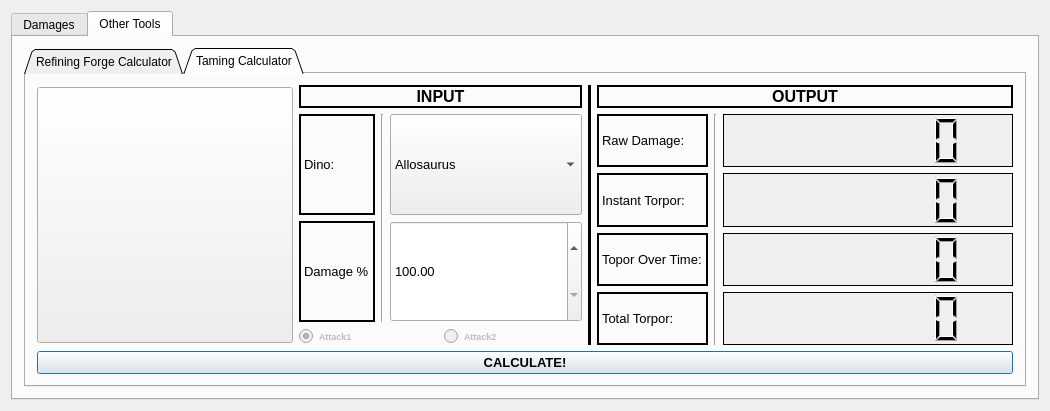
Old version of the form mainwindow.ui in the repository mattearly/ARK-Survial-Evolved-damage-calculator.
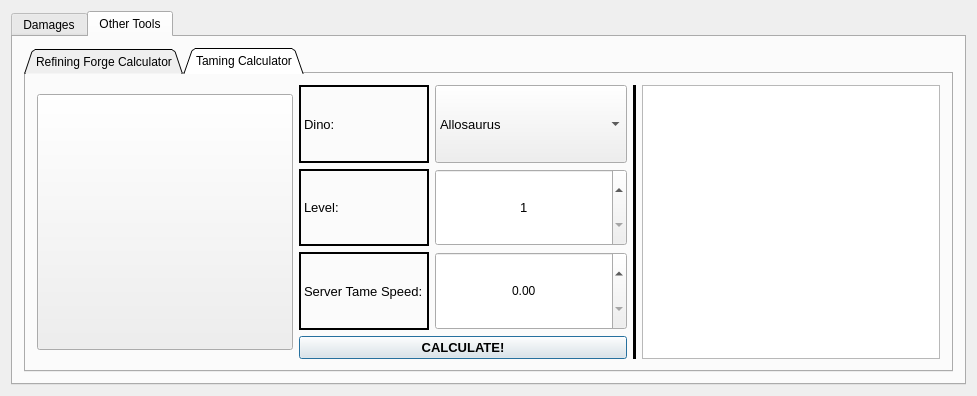
New version of the form. The open tabs and pages were chosen to show the change.

Commit message: working on taming calc

```diff
--- a/mainwindow.ui
+++ b/mainwindow.ui
@@ -6,8 +6,8 @@
    <rect>
     <x>0</x>
     <y>0</y>
-    <width>1050</width>
-    <height>402</height>
+    <width>977</width>
+    <height>366</height>
    </rect>
   </property>
   <property name="sizePolicy">
@@ -26,7 +26,7 @@
    <string>ARK Damage Calculator</string>
   </property>
   <widget class="QWidget" name="centralWidget">
-   <layout class="QVBoxLayout" name="verticalLayout_7">
+   <layout class="QVBoxLayout" name="verticalLayout_15">
     <item>
      <widget class="QTabWidget" name="Noneyet">
       <property name="currentIndex">
@@ -46,7 +46,7 @@
            <enum>QTabWidget::Triangular</enum>
           </property>
           <property name="currentIndex">
-           <number>1</number>
+           <number>0</number>
           </property>
           <property name="elideMode">
            <enum>Qt::ElideNone</enum>
@@ -58,9 +58,7 @@
            <attribute name="title">
             <string>Weapon Damage</string>
            </attribute>
-           <layout class="QVBoxLayout" name="verticalLayout_8">
-            <item>
-             <layout class="QHBoxLayout" name="horizontalLayout_5">
+           <layout class="QVBoxLayout" name="verticalLayout_21">
               <item>
                <layout class="QHBoxLayout" name="horizontalLayout_3">
                 <item>
@@ -83,6 +81,8 @@
                  </widget>
                 </item>
                 <item>
+               <layout class="QVBoxLayout" name="verticalLayout_7">
+                <item>
                  <layout class="QVBoxLayout" name="verticalLayout_3">
                   <item>
                    <widget class="QLabel" name="label_input">
@@ -410,6 +410,32 @@
                   </item>
                  </layout>
                 </item>
+                <item>
+                 <widget class="QPushButton" name="pushButton">
+                  <property name="font">
+                   <font>
+                    <pointsize>10</pointsize>
+                    <weight>75</weight>
+                    <bold>true</bold>
+                   </font>
+                  </property>
+                  <property name="text">
+                   <string>CALCULATE!</string>
+                  </property>
+                  <property name="shortcut">
+                   <string>Return</string>
+                  </property>
+                  <property name="autoDefault">
+                   <bool>false</bool>
+                  </property>
+                  <property name="default">
+                   <bool>true</bool>
+                  </property>
+                  <property name="flat">
+                   <bool>false</bool>
+                  </property>
+                 </widget>
+                </item>
                </layout>
               </item>
               <item>
@@ -754,44 +780,16 @@
               </item>
              </layout>
             </item>
-            <item>
-             <widget class="QPushButton" name="pushButton">
-              <property name="font">
-               <font>
-                <pointsize>10</pointsize>
-                <weight>75</weight>
-                <bold>true</bold>
-               </font>
-              </property>
-              <property name="text">
-               <string>CALCULATE!</string>
-              </property>
-              <property name="shortcut">
-               <string>Return</string>
-              </property>
-              <property name="autoDefault">
-               <bool>false</bool>
-              </property>
-              <property name="default">
-               <bool>true</bool>
-              </property>
-              <property name="flat">
-               <bool>false</bool>
-              </property>
-             </widget>
-            </item>
            </layout>
           </widget>
           <widget class="QWidget" name="tab_2">
            <attribute name="title">
             <string>Dino Damage</string>
            </attribute>
-           <layout class="QVBoxLayout" name="verticalLayout_15">
+           <layout class="QVBoxLayout" name="verticalLayout_22">
             <item>
              <layout class="QHBoxLayout" name="horizontalLayout_6">
               <item>
-               <layout class="QHBoxLayout" name="horizontalLayout_7">
-                <item>
                  <widget class="QPushButton" name="pushButton_webLink_2">
                   <property name="sizePolicy">
                    <sizepolicy hsizetype="Fixed" vsizetype="Fixed">
@@ -1240,6 +1238,12 @@
                       <property name="enabled">
                        <bool>false</bool>
                       </property>
+                    <property name="sizePolicy">
+                     <sizepolicy hsizetype="Maximum" vsizetype="Fixed">
+                      <horstretch>0</horstretch>
+                      <verstretch>0</verstretch>
+                     </sizepolicy>
+                    </property>
                       <property name="font">
                        <font>
                         <pointsize>7</pointsize>
@@ -1263,6 +1267,12 @@
                       <property name="enabled">
                        <bool>false</bool>
                       </property>
+                    <property name="sizePolicy">
+                     <sizepolicy hsizetype="Maximum" vsizetype="Fixed">
+                      <horstretch>0</horstretch>
+                      <verstretch>0</verstretch>
+                     </sizepolicy>
+                    </property>
                       <property name="font">
                        <font>
                         <pointsize>7</pointsize>
@@ -1283,7 +1293,31 @@
                     </item>
                    </layout>
                   </item>
-                 </layout>
+                <item>
+                 <widget class="QPushButton" name="pushButton_2">
+                  <property name="font">
+                   <font>
+                    <pointsize>10</pointsize>
+                    <weight>75</weight>
+                    <bold>true</bold>
+                   </font>
+                  </property>
+                  <property name="text">
+                   <string>CALCULATE!</string>
+                  </property>
+                  <property name="shortcut">
+                   <string>Return</string>
+                  </property>
+                  <property name="autoDefault">
+                   <bool>false</bool>
+                  </property>
+                  <property name="default">
+                   <bool>true</bool>
+                  </property>
+                  <property name="flat">
+                   <bool>false</bool>
+                  </property>
+                 </widget>
                 </item>
                </layout>
               </item>
@@ -1629,32 +1663,6 @@
               </item>
              </layout>
             </item>
-            <item>
-             <widget class="QPushButton" name="pushButton_2">
-              <property name="font">
-               <font>
-                <pointsize>10</pointsize>
-                <weight>75</weight>
-                <bold>true</bold>
-               </font>
-              </property>
-              <property name="text">
-               <string>CALCULATE!</string>
-              </property>
-              <property name="shortcut">
-               <string>Return</string>
-              </property>
-              <property name="autoDefault">
-               <bool>false</bool>
-              </property>
-              <property name="default">
-               <bool>true</bool>
-              </property>
-              <property name="flat">
-               <bool>false</bool>
-              </property>
-             </widget>
-            </item>
            </layout>
           </widget>
          </widget>
@@ -1665,7 +1673,7 @@
        <attribute name="title">
         <string>Other Tools</string>
        </attribute>
-       <layout class="QVBoxLayout" name="verticalLayout_31">
+       <layout class="QVBoxLayout" name="verticalLayout_23">
         <item>
          <widget class="QTabWidget" name="tabWidget_forge">
           <property name="tabPosition">
@@ -1675,7 +1683,7 @@
            <enum>QTabWidget::Triangular</enum>
           </property>
           <property name="currentIndex">
-           <number>0</number>
+           <number>1</number>
           </property>
           <property name="elideMode">
            <enum>Qt::ElideNone</enum>
@@ -1687,31 +1695,31 @@
            <attribute name="title">
             <string>Refining Forge Calculator</string>
            </attribute>
-           <layout class="QHBoxLayout" name="horizontalLayout_13">
-            <item>
-             <layout class="QHBoxLayout" name="horizontalLayout_12">
-              <item>
-               <layout class="QVBoxLayout" name="verticalLayout_17">
-                <item>
                  <layout class="QHBoxLayout" name="horizontalLayout_11">
                   <item>
+             <layout class="QVBoxLayout" name="verticalLayout_17">
+              <item>
                    <widget class="QLabel" name="label_metal">
                     <property name="sizePolicy">
-                     <sizepolicy hsizetype="Maximum" vsizetype="Maximum">
+                 <sizepolicy hsizetype="Minimum" vsizetype="Maximum">
                       <horstretch>0</horstretch>
                       <verstretch>0</verstretch>
                      </sizepolicy>
                     </property>
                     <property name="font">
                      <font>
-                      <family>Arial Narrow</family>
-                      <pointsize>12</pointsize>
+                  <family>Ebrima</family>
+                  <pointsize>18</pointsize>
                       <weight>75</weight>
                       <bold>true</bold>
+                  <underline>true</underline>
                      </font>
                     </property>
                     <property name="text">
-                     <string>RAW METAL:</string>
+                 <string>RAW METAL</string>
+                </property>
+                <property name="alignment">
+                 <set>Qt::AlignCenter</set>
                     </property>
                    </widget>
                   </item>
@@ -1725,15 +1733,33 @@
                     </property>
                     <property name="font">
                      <font>
-                      <family>Impact</family>
-                      <pointsize>24</pointsize>
+                  <family>Ebrima</family>
+                  <pointsize>105</pointsize>
                      </font>
                     </property>
                     <property name="layoutDirection">
                      <enum>Qt::LeftToRight</enum>
                     </property>
+                <property name="wrapping">
+                 <bool>false</bool>
+                </property>
+                <property name="frame">
+                 <bool>true</bool>
+                </property>
                     <property name="alignment">
-                     <set>Qt::AlignRight|Qt::AlignTrailing|Qt::AlignVCenter</set>
+                 <set>Qt::AlignCenter</set>
+                </property>
+                <property name="readOnly">
+                 <bool>false</bool>
+                </property>
+                <property name="buttonSymbols">
+                 <enum>QAbstractSpinBox::PlusMinus</enum>
+                </property>
+                <property name="accelerated">
+                 <bool>true</bool>
+                </property>
+                <property name="showGroupSeparator" stdset="0">
+                 <bool>false</bool>
                     </property>
                     <property name="minimum">
                      <number>2</number>
@@ -1743,12 +1769,10 @@
                     </property>
                    </widget>
                   </item>
-                 </layout>
-                </item>
                 <item>
                  <widget class="QPushButton" name="pushButton_forgecalc">
                   <property name="sizePolicy">
-                   <sizepolicy hsizetype="Minimum" vsizetype="Minimum">
+                 <sizepolicy hsizetype="Minimum" vsizetype="Maximum">
                     <horstretch>0</horstretch>
                     <verstretch>0</verstretch>
                    </sizepolicy>
@@ -1779,6 +1803,19 @@
                 </item>
                </layout>
               </item>
+            <item>
+             <widget class="Line" name="line_12">
+              <property name="frameShadow">
+               <enum>QFrame::Plain</enum>
+              </property>
+              <property name="lineWidth">
+               <number>8</number>
+              </property>
+              <property name="orientation">
+               <enum>Qt::Vertical</enum>
+              </property>
+             </widget>
+            </item>
               <item>
                <widget class="QTextBrowser" name="textBrowser_forgeResults">
                 <property name="sizePolicy">
@@ -1787,16 +1824,22 @@
                   <verstretch>0</verstretch>
                  </sizepolicy>
                 </property>
+              <property name="font">
+               <font>
+                <family>Harrington</family>
+                <pointsize>14</pointsize>
+               </font>
+              </property>
                 <property name="html">
                  <string>&lt;!DOCTYPE HTML PUBLIC &quot;-//W3C//DTD HTML 4.0//EN&quot; &quot;http://www.w3.org/TR/REC-html40/strict.dtd&quot;&gt;
 &lt;html&gt;&lt;head&gt;&lt;meta name=&quot;qrichtext&quot; content=&quot;1&quot; /&gt;&lt;style type=&quot;text/css&quot;&gt;
 p, li { white-space: pre-wrap; }
-&lt;/style&gt;&lt;/head&gt;&lt;body style=&quot; font-family:'MS Shell Dlg 2'; font-size:8.25pt; font-weight:400; font-style:normal;&quot;&gt;
-&lt;p style=&quot; margin-top:0px; margin-bottom:0px; margin-left:0px; margin-right:0px; -qt-block-indent:0; text-indent:0px;&quot;&gt;&lt;span style=&quot; font-size:18pt; font-style:italic;&quot;&gt;All the calculations will be here!&lt;/span&gt;&lt;/p&gt;&lt;/body&gt;&lt;/html&gt;</string>
-                </property>
-               </widget>
-              </item>
-             </layout>
+&lt;/style&gt;&lt;/head&gt;&lt;body style=&quot; font-family:'Harrington'; font-size:14pt; font-weight:400; font-style:normal;&quot;&gt;
+&lt;p style=&quot;-qt-paragraph-type:empty; margin-top:0px; margin-bottom:0px; margin-left:0px; margin-right:0px; -qt-block-indent:0; text-indent:0px;&quot;&gt;&lt;br /&gt;&lt;/p&gt;
+&lt;p style=&quot;-qt-paragraph-type:empty; margin-top:0px; margin-bottom:0px; margin-left:0px; margin-right:0px; -qt-block-indent:0; text-indent:0px;&quot;&gt;&lt;br /&gt;&lt;/p&gt;
+&lt;p style=&quot; margin-top:0px; margin-bottom:0px; margin-left:0px; margin-right:0px; -qt-block-indent:0; text-indent:0px;&quot;&gt;&lt;span style=&quot; font-family:'MS Shell Dlg 2'; font-size:18pt; font-style:italic;&quot;&gt;All the calculations will be here!&lt;/span&gt;&lt;/p&gt;&lt;/body&gt;&lt;/html&gt;</string>
+              </property>
+             </widget>
             </item>
            </layout>
           </widget>
@@ -1804,13 +1847,11 @@
            <attribute name="title">
             <string>Taming Calculator</string>
            </attribute>
-           <layout class="QVBoxLayout" name="verticalLayout_24">
+           <layout class="QVBoxLayout" name="verticalLayout_20">
             <item>
-             <layout class="QHBoxLayout" name="horizontalLayout_16">
+             <layout class="QHBoxLayout" name="horizontalLayout_14">
               <item>
-               <layout class="QHBoxLayout" name="horizontalLayout_17">
-                <item>
-                 <widget class="QPushButton" name="pushButton_webLink_4">
+               <widget class="QPushButton" name="pushButton_webLink_taming">
                   <property name="sizePolicy">
                    <sizepolicy hsizetype="Fixed" vsizetype="Fixed">
                     <horstretch>0</horstretch>
@@ -1829,45 +1870,13 @@
                  </widget>
                 </item>
                 <item>
-                 <layout class="QVBoxLayout" name="verticalLayout_25">
+               <layout class="QVBoxLayout" name="verticalLayout_19">
                   <item>
-                   <widget class="QLabel" name="label_input_4">
-                    <property name="sizePolicy">
-                     <sizepolicy hsizetype="Minimum" vsizetype="Maximum">
-                      <horstretch>0</horstretch>
-                      <verstretch>0</verstretch>
-                     </sizepolicy>
-                    </property>
-                    <property name="font">
-                     <font>
-                      <pointsize>12</pointsize>
-                      <weight>75</weight>
-                      <bold>true</bold>
-                     </font>
-                    </property>
-                    <property name="frameShape">
-                     <enum>QFrame::WinPanel</enum>
-                    </property>
-                    <property name="frameShadow">
-                     <enum>QFrame::Plain</enum>
-                    </property>
-                    <property name="lineWidth">
-                     <number>5</number>
-                    </property>
-                    <property name="text">
-                     <string>INPUT</string>
-                    </property>
-                    <property name="alignment">
-                     <set>Qt::AlignCenter</set>
-                    </property>
-                   </widget>
-                  </item>
+                 <layout class="QHBoxLayout" name="horizontalLayout_5">
                   <item>
-                   <layout class="QHBoxLayout" name="horizontalLayout_18">
+                   <layout class="QVBoxLayout" name="verticalLayout_8">
                     <item>
-                     <layout class="QVBoxLayout" name="verticalLayout_26">
-                      <item>
-                       <widget class="QLabel" name="label_Weapon_4">
+                     <widget class="QLabel" name="label_Dino">
                         <property name="sizePolicy">
                          <sizepolicy hsizetype="Minimum" vsizetype="Minimum">
                           <horstretch>0</horstretch>
@@ -1894,7 +1903,7 @@
                        </widget>
                       </item>
                       <item>
-                       <widget class="QLabel" name="label_damagepercent_4">
+                     <widget class="QLabel" name="label_tamingLevel">
                         <property name="sizePolicy">
                          <sizepolicy hsizetype="Minimum" vsizetype="Minimum">
                           <horstretch>0</horstretch>
@@ -1916,23 +1925,43 @@
                          <number>2</number>
                         </property>
                         <property name="text">
-                         <string>Damage %</string>
+                       <string>Level:</string>
+                      </property>
+                     </widget>
+                    </item>
+                    <item>
+                     <widget class="QLabel" name="label_tameSpeed">
+                      <property name="sizePolicy">
+                       <sizepolicy hsizetype="Minimum" vsizetype="Minimum">
+                        <horstretch>0</horstretch>
+                        <verstretch>0</verstretch>
+                       </sizepolicy>
+                      </property>
+                      <property name="font">
+                       <font>
+                        <pointsize>10</pointsize>
+                       </font>
+                      </property>
+                      <property name="frameShape">
+                       <enum>QFrame::WinPanel</enum>
+                      </property>
+                      <property name="frameShadow">
+                       <enum>QFrame::Plain</enum>
+                      </property>
+                      <property name="lineWidth">
+                       <number>2</number>
+                      </property>
+                      <property name="text">
+                       <string>Server Tame Speed:</string>
                         </property>
                        </widget>
                       </item>
                      </layout>
                     </item>
                     <item>
-                     <widget class="Line" name="line_10">
-                      <property name="orientation">
-                       <enum>Qt::Vertical</enum>
-                      </property>
-                     </widget>
-                    </item>
+                   <layout class="QVBoxLayout" name="verticalLayout_18">
                     <item>
-                     <layout class="QVBoxLayout" name="verticalLayout_27">
-                      <item>
-                       <widget class="QComboBox" name="comboBox_Dinosaur_2">
+                     <widget class="QComboBox" name="comboBox_Dinosaur_taming">
                         <property name="sizePolicy">
                          <sizepolicy hsizetype="Minimum" vsizetype="Minimum">
                           <horstretch>0</horstretch>
@@ -2227,7 +2256,7 @@
                        </widget>
                       </item>
                       <item>
-                       <widget class="QDoubleSpinBox" name="doubleSpinBox_damagepercent_4">
+                     <widget class="QDoubleSpinBox" name="doubleSpinBox_dinoLevel">
                         <property name="sizePolicy">
                          <sizepolicy hsizetype="Minimum" vsizetype="Minimum">
                           <horstretch>0</horstretch>
@@ -2239,69 +2268,65 @@
                           <pointsize>10</pointsize>
                          </font>
                         </property>
+                      <property name="alignment">
+                       <set>Qt::AlignCenter</set>
+                      </property>
+                      <property name="accelerated">
+                       <bool>true</bool>
+                      </property>
+                      <property name="decimals">
+                       <number>0</number>
+                      </property>
                         <property name="minimum">
-                         <double>100.000000000000000</double>
+                       <double>1.000000000000000</double>
                         </property>
                         <property name="maximum">
-                         <double>650.000000000000000</double>
+                       <double>150.000000000000000</double>
                         </property>
                        </widget>
                       </item>
+                    <item>
+                     <widget class="QDoubleSpinBox" name="doubleSpinBox_serverTameSpeed">
+                      <property name="sizePolicy">
+                       <sizepolicy hsizetype="Minimum" vsizetype="Minimum">
+                        <horstretch>0</horstretch>
+                        <verstretch>0</verstretch>
+                       </sizepolicy>
+                      </property>
+                      <property name="alignment">
+                       <set>Qt::AlignCenter</set>
+                      </property>
+                     </widget>
+                    </item>
                      </layout>
                     </item>
                    </layout>
                   </item>
                   <item>
-                   <layout class="QHBoxLayout" name="horizontalLayout_19">
-                    <item>
-                     <widget class="QRadioButton" name="radioButton_ammo1_4">
-                      <property name="enabled">
-                       <bool>false</bool>
-                      </property>
+                 <widget class="QPushButton" name="pushButton_TAMING">
                       <property name="font">
                        <font>
-                        <pointsize>7</pointsize>
+                    <pointsize>10</pointsize>
                         <weight>75</weight>
                         <bold>true</bold>
                        </font>
                       </property>
                       <property name="text">
-                       <string>Attack1</string>
+                   <string>CALCULATE!</string>
                       </property>
                       <property name="shortcut">
-                       <string>1</string>
-                      </property>
-                      <property name="checked">
+                   <string>Return</string>
+                  </property>
+                  <property name="autoDefault">
+                   <bool>false</bool>
+                  </property>
+                  <property name="default">
                        <bool>true</bool>
                       </property>
-                     </widget>
-                    </item>
-                    <item>
-                     <widget class="QRadioButton" name="radioButton_ammo2_4">
-                      <property name="enabled">
+                  <property name="flat">
                        <bool>false</bool>
                       </property>
-                      <property name="font">
-                       <font>
-                        <pointsize>7</pointsize>
-                        <weight>75</weight>
-                        <bold>true</bold>
-                       </font>
-                      </property>
-                      <property name="text">
-                       <string>Attack2</string>
-                      </property>
-                      <property name="shortcut">
-                       <string>2</string>
-                      </property>
-                      <property name="checked">
-                       <bool>false</bool>
-                      </property>
-                     </widget>
-                    </item>
-                   </layout>
-                  </item>
-                 </layout>
+                 </widget>
                 </item>
                </layout>
               </item>
@@ -2319,359 +2344,9 @@
                </widget>
               </item>
               <item>
-               <layout class="QVBoxLayout" name="verticalLayout_28">
-                <item>
-                 <widget class="QLabel" name="label_output_4">
-                  <property name="sizePolicy">
-                   <sizepolicy hsizetype="Preferred" vsizetype="Maximum">
-                    <horstretch>0</horstretch>
-                    <verstretch>0</verstretch>
-                   </sizepolicy>
-                  </property>
-                  <property name="font">
-                   <font>
-                    <pointsize>12</pointsize>
-                    <weight>75</weight>
-                    <bold>true</bold>
-                   </font>
-                  </property>
-                  <property name="frameShape">
-                   <enum>QFrame::WinPanel</enum>
-                  </property>
-                  <property name="frameShadow">
-                   <enum>QFrame::Plain</enum>
-                  </property>
-                  <property name="lineWidth">
-                   <number>5</number>
-                  </property>
-                  <property name="text">
-                   <string>OUTPUT</string>
-                  </property>
-                  <property name="alignment">
-                   <set>Qt::AlignCenter</set>
-                  </property>
-                 </widget>
-                </item>
-                <item>
-                 <layout class="QHBoxLayout" name="horizontalLayout_20">
-                  <item>
-                   <layout class="QVBoxLayout" name="verticalLayout_29">
-                    <item>
-                     <widget class="QLabel" name="label_RawDamage_4">
-                      <property name="sizePolicy">
-                       <sizepolicy hsizetype="Minimum" vsizetype="Minimum">
-                        <horstretch>0</horstretch>
-                        <verstretch>0</verstretch>
-                       </sizepolicy>
-                      </property>
-                      <property name="font">
-                       <font>
-                        <pointsize>10</pointsize>
-                       </font>
-                      </property>
-                      <property name="frameShape">
-                       <enum>QFrame::WinPanel</enum>
-                      </property>
-                      <property name="frameShadow">
-                       <enum>QFrame::Plain</enum>
-                      </property>
-                      <property name="lineWidth">
-                       <number>2</number>
-                      </property>
-                      <property name="text">
-                       <string>Raw Damage: </string>
-                      </property>
-                     </widget>
-                    </item>
-                    <item>
-                     <widget class="QLabel" name="label_InstantTorpor_4">
-                      <property name="sizePolicy">
-                       <sizepolicy hsizetype="Minimum" vsizetype="Minimum">
-                        <horstretch>0</horstretch>
-                        <verstretch>0</verstretch>
-                       </sizepolicy>
-                      </property>
-                      <property name="font">
-                       <font>
-                        <pointsize>10</pointsize>
-                       </font>
-                      </property>
-                      <property name="frameShape">
-                       <enum>QFrame::WinPanel</enum>
-                      </property>
-                      <property name="frameShadow">
-                       <enum>QFrame::Plain</enum>
-                      </property>
-                      <property name="lineWidth">
-                       <number>2</number>
-                      </property>
-                      <property name="text">
-                       <string>Instant Torpor:</string>
-                      </property>
-                     </widget>
-                    </item>
-                    <item>
-                     <widget class="QLabel" name="label_TorporOverTime_4">
-                      <property name="sizePolicy">
-                       <sizepolicy hsizetype="Minimum" vsizetype="Minimum">
-                        <horstretch>0</horstretch>
-                        <verstretch>0</verstretch>
-                       </sizepolicy>
-                      </property>
-                      <property name="font">
-                       <font>
-                        <pointsize>10</pointsize>
-                       </font>
-                      </property>
-                      <property name="frameShape">
-                       <enum>QFrame::WinPanel</enum>
-                      </property>
-                      <property name="frameShadow">
-                       <enum>QFrame::Plain</enum>
-                      </property>
-                      <property name="lineWidth">
-                       <number>2</number>
-                      </property>
-                      <property name="text">
-                       <string>Topor Over Time:</string>
-                      </property>
-                     </widget>
-                    </item>
-                    <item>
-                     <widget class="QLabel" name="label_TotalTorpor_4">
-                      <property name="sizePolicy">
-                       <sizepolicy hsizetype="Minimum" vsizetype="Minimum">
-                        <horstretch>0</horstretch>
-                        <verstretch>0</verstretch>
-                       </sizepolicy>
-                      </property>
-                      <property name="font">
-                       <font>
-                        <pointsize>10</pointsize>
-                       </font>
-                      </property>
-                      <property name="frameShape">
-                       <enum>QFrame::WinPanel</enum>
-                      </property>
-                      <property name="frameShadow">
-                       <enum>QFrame::Plain</enum>
-                      </property>
-                      <property name="lineWidth">
-                       <number>2</number>
-                      </property>
-                      <property name="text">
-                       <string>Total Torpor: </string>
-                      </property>
-                     </widget>
-                    </item>
-                   </layout>
-                  </item>
-                  <item>
-                   <widget class="Line" name="line_12">
-                    <property name="orientation">
-                     <enum>Qt::Vertical</enum>
-                    </property>
-                   </widget>
-                  </item>
-                  <item>
-                   <layout class="QVBoxLayout" name="verticalLayout_30">
-                    <item>
-                     <widget class="QLCDNumber" name="lcdNumber_rawdamage_4">
-                      <property name="sizePolicy">
-                       <sizepolicy hsizetype="MinimumExpanding" vsizetype="Minimum">
-                        <horstretch>0</horstretch>
-                        <verstretch>0</verstretch>
-                       </sizepolicy>
-                      </property>
-                      <property name="minimumSize">
-                       <size>
-                        <width>180</width>
-                        <height>0</height>
-                       </size>
-                      </property>
-                      <property name="font">
-                       <font>
-                        <weight>50</weight>
-                        <bold>false</bold>
-                        <kerning>true</kerning>
-                       </font>
-                      </property>
-                      <property name="layoutDirection">
-                       <enum>Qt::LeftToRight</enum>
-                      </property>
-                      <property name="autoFillBackground">
-                       <bool>true</bool>
-                      </property>
-                      <property name="frameShape">
-                       <enum>QFrame::Box</enum>
-                      </property>
-                      <property name="frameShadow">
-                       <enum>QFrame::Plain</enum>
-                      </property>
-                      <property name="lineWidth">
-                       <number>1</number>
-                      </property>
-                      <property name="digitCount">
-                       <number>7</number>
-                      </property>
-                     </widget>
-                    </item>
-                    <item>
-                     <widget class="QLCDNumber" name="lcdNumber_InstantTorpor_4">
-                      <property name="sizePolicy">
-                       <sizepolicy hsizetype="MinimumExpanding" vsizetype="Minimum">
-                        <horstretch>0</horstretch>
-                        <verstretch>0</verstretch>
-                       </sizepolicy>
-                      </property>
-                      <property name="minimumSize">
-                       <size>
-                        <width>180</width>
-                        <height>0</height>
-                       </size>
-                      </property>
-                      <property name="font">
-                       <font>
-                        <weight>50</weight>
-                        <bold>false</bold>
-                        <kerning>true</kerning>
-                       </font>
-                      </property>
-                      <property name="layoutDirection">
-                       <enum>Qt::LeftToRight</enum>
-                      </property>
-                      <property name="autoFillBackground">
-                       <bool>true</bool>
-                      </property>
-                      <property name="frameShape">
-                       <enum>QFrame::Box</enum>
-                      </property>
-                      <property name="frameShadow">
-                       <enum>QFrame::Plain</enum>
-                      </property>
-                      <property name="lineWidth">
-                       <number>1</number>
-                      </property>
-                      <property name="digitCount">
-                       <number>7</number>
-                      </property>
-                     </widget>
-                    </item>
-                    <item>
-                     <widget class="QLCDNumber" name="lcdNumber_TorporOverTime_4">
-                      <property name="sizePolicy">
-                       <sizepolicy hsizetype="MinimumExpanding" vsizetype="Minimum">
-                        <horstretch>0</horstretch>
-                        <verstretch>0</verstretch>
-                       </sizepolicy>
-                      </property>
-                      <property name="minimumSize">
-                       <size>
-                        <width>180</width>
-                        <height>0</height>
-                       </size>
-                      </property>
-                      <property name="font">
-                       <font>
-                        <weight>50</weight>
-                        <bold>false</bold>
-                        <kerning>true</kerning>
-                       </font>
-                      </property>
-                      <property name="layoutDirection">
-                       <enum>Qt::LeftToRight</enum>
-                      </property>
-                      <property name="autoFillBackground">
-                       <bool>true</bool>
-                      </property>
-                      <property name="frameShape">
-                       <enum>QFrame::Box</enum>
-                      </property>
-                      <property name="frameShadow">
-                       <enum>QFrame::Plain</enum>
-                      </property>
-                      <property name="lineWidth">
-                       <number>1</number>
-                      </property>
-                      <property name="digitCount">
-                       <number>7</number>
-                      </property>
-                     </widget>
-                    </item>
-                    <item>
-                     <widget class="QLCDNumber" name="lcdNumber_TotalTorpor_4">
-                      <property name="sizePolicy">
-                       <sizepolicy hsizetype="MinimumExpanding" vsizetype="Minimum">
-                        <horstretch>0</horstretch>
-                        <verstretch>0</verstretch>
-                       </sizepolicy>
-                      </property>
-                      <property name="minimumSize">
-                       <size>
-                        <width>180</width>
-                        <height>0</height>
-                       </size>
-                      </property>
-                      <property name="font">
-                       <font>
-                        <weight>50</weight>
-                        <bold>false</bold>
-                        <kerning>true</kerning>
-                       </font>
-                      </property>
-                      <property name="layoutDirection">
-                       <enum>Qt::LeftToRight</enum>
-                      </property>
-                      <property name="autoFillBackground">
-                       <bool>true</bool>
-                      </property>
-                      <property name="frameShape">
-                       <enum>QFrame::Box</enum>
-                      </property>
-                      <property name="frameShadow">
-                       <enum>QFrame::Plain</enum>
-                      </property>
-                      <property name="lineWidth">
-                       <number>1</number>
-                      </property>
-                      <property name="digitCount">
-                       <number>7</number>
-                      </property>
-                     </widget>
-                    </item>
-                   </layout>
-                  </item>
-                 </layout>
-                </item>
-               </layout>
-              </item>
-             </layout>
-            </item>
-            <item>
-             <widget class="QPushButton" name="pushButton_4">
-              <property name="font">
-               <font>
-                <pointsize>10</pointsize>
-                <weight>75</weight>
-                <bold>true</bold>
-               </font>
-              </property>
-              <property name="text">
-               <string>CALCULATE!</string>
-              </property>
-              <property name="shortcut">
-               <string>Return</string>
-              </property>
-              <property name="autoDefault">
-               <bool>false</bool>
-              </property>
-              <property name="default">
-               <bool>true</bool>
-              </property>
-              <property name="flat">
-               <bool>false</bool>
-              </property>
-             </widget>
+               <widget class="QTextBrowser" name="textBrowser_tamingOutput"/>
+              </item>
+             </layout>
             </item>
            </layout>
           </widget>
```
Lines whose indentation alone changed are shown as unchanged. The commit also changes 4 other files.
